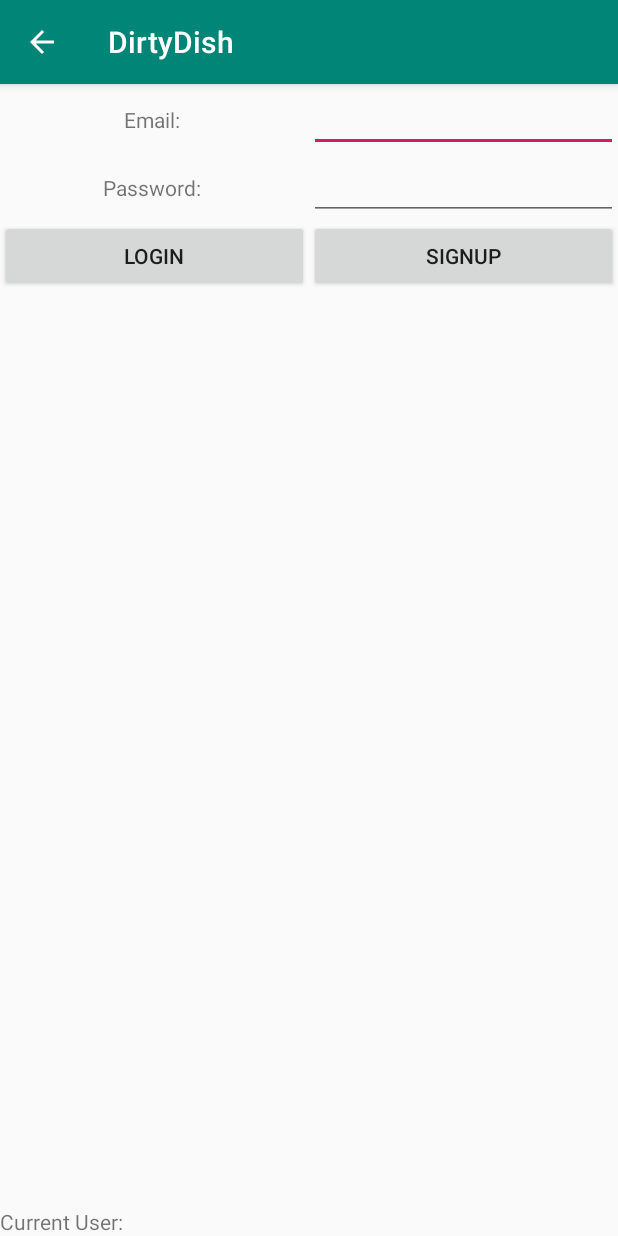
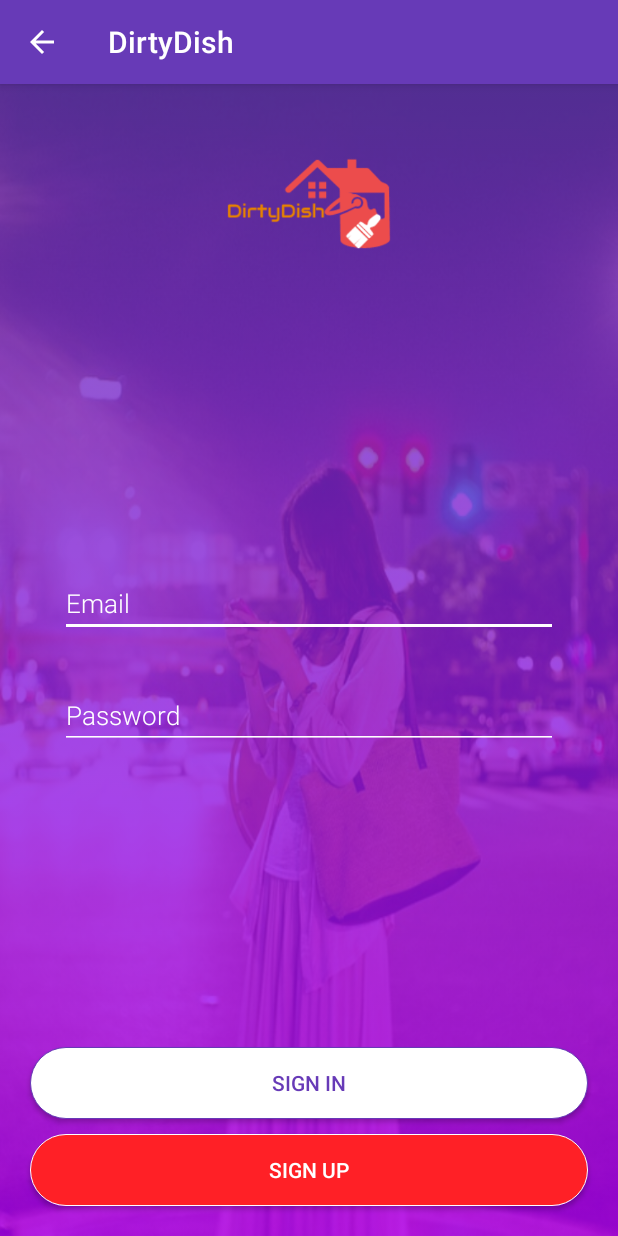
Before and after one commit to gcollelu/dirtydish, an Android app: the AuthActivity screen opened directly, with no data from a screen before it, on a phone screen of 412 x 824 dp. Run offline under Robolectric (Android 15) with nearby library versions, the light colour scheme and no system bars; our stand-ins replace Firebase (no records; nobody signed in at launch, a user with empty details on screens opened directly).

Commit message:
implemented design for login page

```diff
--- a/app/src/main/java/com/dirtydish/app/dirtydish/AuthActivity.kt
+++ b/app/src/main/java/com/dirtydish/app/dirtydish/AuthActivity.kt
@@ -37,9 +37,9 @@
     // Changes the layout UI elements based on if the user is logged in
     private fun updateUIPostAuth(currentUser: FirebaseUser?) {
         if (currentUser == null) {
-            displayUser.text = "None"
+            //displayUser.text = "None"
         } else {
-            displayUser.text = "${currentUser.email}"
+           // displayUser.text = "${currentUser.email}"
         }
     }
 
--- /dev/null
+++ b/app/src/main/res/drawable/button_red.xml
@@ -0,0 +1,25 @@
+<?xml version="1.0" encoding="utf-8"?>
+
+<selector xmlns:android="http://schemas.android.com/apk/res/android">
+    <item android:state_pressed="true">
+        <shape android:shape="rectangle">
+            <corners android:radius="25.0dip" />
+            <stroke android:width="0.2dip" android:color="@color/colorWhite" />
+            <gradient android:angle="-90.0" android:endColor="@android:color/transparent" android:startColor="@android:color/transparent" />
+        </shape>
+    </item>
+    <item android:state_focused="true">
+        <shape android:shape="rectangle">
+            <corners android:radius="25.0dip" />
+            <stroke android:width="0.2dip" android:color="@color/colorWhite" />
+            <solid android:color="@color/colorRed" />
+        </shape>
+    </item>
+    <item>
+        <shape android:shape="rectangle">
+            <corners android:radius="25.0dip" />
+            <stroke android:width="0.2dip" android:color="@color/colorWhite" />
+            <solid android:color="@color/colorRed" />
+        </shape>
+    </item>
+</selector>
--- /dev/null
+++ b/app/src/main/res/drawable/button_white.xml
@@ -0,0 +1,25 @@
+<?xml version="1.0" encoding="utf-8"?>
+
+<selector xmlns:android="http://schemas.android.com/apk/res/android">
+    <item android:state_pressed="true">
+        <shape android:shape="rectangle">
+            <corners android:radius="25.0dip" />
+            <stroke android:width="0.5dip" android:color="@color/colorWhite" />
+            <gradient android:angle="-90.0" android:endColor="@android:color/transparent" android:startColor="@android:color/transparent" />
+        </shape>
+    </item>
+    <item android:state_focused="true">
+        <shape android:shape="rectangle">
+            <corners android:radius="25.0dip" />
+            <stroke android:width="0.5dip" android:color="@color/colorWhite" />
+            <solid android:color="@color/colorWhite" />
+        </shape>
+    </item>
+    <item>
+        <shape android:shape="rectangle">
+            <corners android:radius="25.0dip" />
+            <stroke android:width="0.5dip" android:color="@color/colorPrimary" />
+            <solid android:color="@color/colorWhite" />
+        </shape>
+    </item>
+</selector>
--- /dev/null
+++ b/app/src/main/res/drawable/gradient_bg.xml
@@ -0,0 +1,11 @@
+<?xml version="1.0" encoding="utf-8"?>
+
+<selector xmlns:android="http://schemas.android.com/apk/res/android">
+
+    <item>
+        <shape android:shape="rectangle">
+            <gradient android:angle="-90" android:endColor="@color/colorSecondary" android:startColor="@color/colorPrimary" />
+
+        </shape>
+    </item>
+</selector>
--- a/app/src/main/res/layout/activity_auth.xml
+++ b/app/src/main/res/layout/activity_auth.xml
@@ -1,97 +1,84 @@
 <?xml version="1.0" encoding="utf-8"?>
 <android.support.constraint.ConstraintLayout xmlns:android="http://schemas.android.com/apk/res/android"
+    xmlns:tools="http://schemas.android.com/tools"
+    android:layout_width="match_parent"
+    android:layout_height="match_parent"
+    android:background="@drawable/girl">
+
+    <RelativeLayout
         android:layout_width="match_parent"
         android:layout_height="match_parent">
 
-    <LinearLayout
+        <View
             android:layout_width="match_parent"
             android:layout_height="match_parent"
-        android:orientation="vertical">
+            android:alpha="0.8"
+            android:background="@drawable/gradient_bg" />
 
-        <LinearLayout
+        <RelativeLayout
             android:layout_width="match_parent"
             android:layout_height="wrap_content"
-            android:orientation="horizontal">
-
-            <TextView
-                android:id="@+id/displayEmail"
-                android:layout_width="match_parent"
-                android:layout_height="wrap_content"
-                android:layout_weight="1"
-                android:gravity="center"
-                android:text="Email: " />
+            android:layout_centerVertical="true"
+            android:layout_marginLeft="40dp"
+            android:layout_marginRight="40dp">
 
             <EditText
                 android:id="@+id/editEmail"
                 android:layout_width="match_parent"
                 android:layout_height="wrap_content"
-                android:layout_weight="1"
-                android:ems="10"
-                android:inputType="textPersonName" />
-
-        </LinearLayout>
-
-        <LinearLayout
-            android:layout_width="match_parent"
-            android:layout_height="wrap_content"
-            android:orientation="horizontal">
-
-            <TextView
-                android:id="@+id/displayPassword"
-                android:layout_width="match_parent"
-                android:layout_height="wrap_content"
-                android:layout_weight="1"
-                android:gravity="center"
-                android:text="Password: " />
+                android:backgroundTint="@color/colorWhite"
+                android:fontFamily="sans-serif-light"
+                android:hint="Email"
+                android:inputType="textEmailAddress"
+                android:textColor="@color/colorWhite"
+                android:textColorHint="@color/colorWhite"
+                android:textSize="17sp" />
 
             <EditText
                 android:id="@+id/editPassword"
                 android:layout_width="match_parent"
                 android:layout_height="wrap_content"
-                android:layout_weight="1"
-                android:ems="10"
-                android:inputType="textPassword" />
+                android:layout_below="@id/editEmail"
+                android:layout_marginTop="30dp"
+                android:backgroundTint="@color/colorWhite"
+                android:fontFamily="sans-serif-light"
+                android:hint="Password"
+                android:inputType="textPassword"
+                android:textColor="@color/colorWhite"
+                android:textColorHint="@color/colorWhite"
+                android:textSize="17sp" />
+        </RelativeLayout>
 
-        </LinearLayout>
-
-        <LinearLayout
-            android:layout_width="match_parent"
-            android:layout_height="wrap_content"
-            android:orientation="horizontal">
+        <ImageView
+            android:layout_width="120dp"
+            android:layout_height="120dp"
+            android:layout_centerHorizontal="true"
+            android:layout_marginTop="20dp"
+            android:src="@drawable/app_logo" />
 
         <Button
             android:id="@+id/btnLogin"
-                android:layout_width="wrap_content"
+            android:layout_width="match_parent"
             android:layout_height="wrap_content"
-                android:layout_weight="1"
-                android:text="Login" />
+            android:layout_above="@id/btnSignup"
+            android:layout_marginLeft="20dp"
+            android:layout_marginRight="20dp"
+            android:layout_marginBottom="10dp"
+            android:background="@drawable/button_white"
+            android:text="Sign In"
+            android:textColor="@color/colorPrimary" />
 
         <Button
             android:id="@+id/btnSignup"
-                android:layout_width="wrap_content"
-                android:layout_height="wrap_content"
-                android:layout_weight="1"
-                android:text="Signup" />
-        </LinearLayout>
-
-        <LinearLayout
-            android:layout_width="match_parent"
-            android:layout_height="match_parent"
-            android:gravity="bottom"
-            android:orientation="horizontal">
-
-            <TextView
             android:layout_width="match_parent"
             android:layout_height="wrap_content"
-                android:layout_weight="1"
-                android:text="Current User:" />
+            android:layout_alignParentBottom="true"
+            android:layout_marginBottom="20dp"
+            android:layout_marginLeft="20dp"
+            android:layout_marginRight="20dp"
+            android:background="@drawable/button_red"
+            android:text="Sign Up"
+            android:textColor="@color/colorWhite" />
+    </RelativeLayout>
 
-            <TextView
-                android:id="@+id/displayUser"
-                android:layout_width="match_parent"
-                android:layout_height="wrap_content"
-                android:layout_weight="1" />
-        </LinearLayout>
-
-    </LinearLayout>
 </android.support.constraint.ConstraintLayout>
--- a/app/src/main/res/values/colors.xml
+++ b/app/src/main/res/values/colors.xml
@@ -1,6 +1,10 @@
 <?xml version="1.0" encoding="utf-8"?>
 <resources>
-    <color name="colorPrimary">#008577</color>
-    <color name="colorPrimaryDark">#00574B</color>
-    <color name="colorAccent">#D81B60</color>
+    <color name="colorPrimary">#673ab7</color>
+    <color name="colorPrimaryDark">#673ab7</color>
+    <color name="colorSecondary">#aa00ff</color>
+    <color name="colorAccent">#FF4081</color>
+    <color name="colorRed">#ff2026</color>
+    <color name="colorWhite">#FFFFFF</color>
+    <color name="colorAmber">#FFC400</color>
 </resources>
```
Also changed, not shown: app/src/main/res/drawable/ic_launcher_background.xml (+67 -67 lines), app/src/main/res/drawable/app_logo.png (added), app/src/main/res/drawable/girl.jpg (added), app/src/main/res/drawable/ic_google_white.png (added), app/src/main/res/drawable/school.jpg (added). Lines whose indentation alone changed are shown as unchanged.
